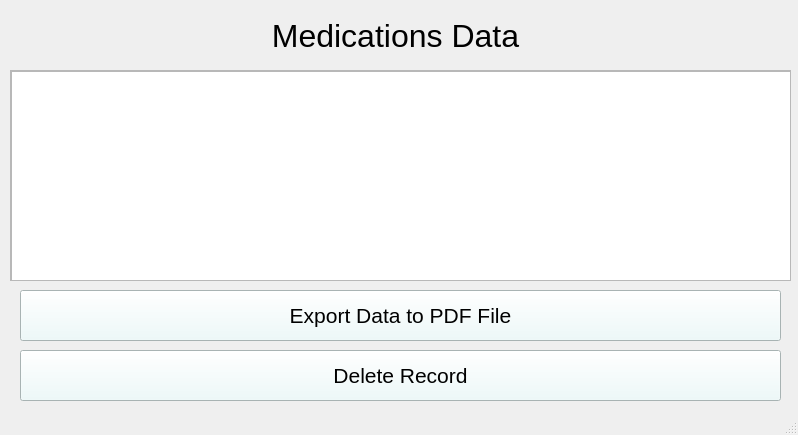
This is GUIui/medicationsData.ui in yahalomit/Drugs-Matching-Project as Qt 5 draws it before an edit. The edited form follows.
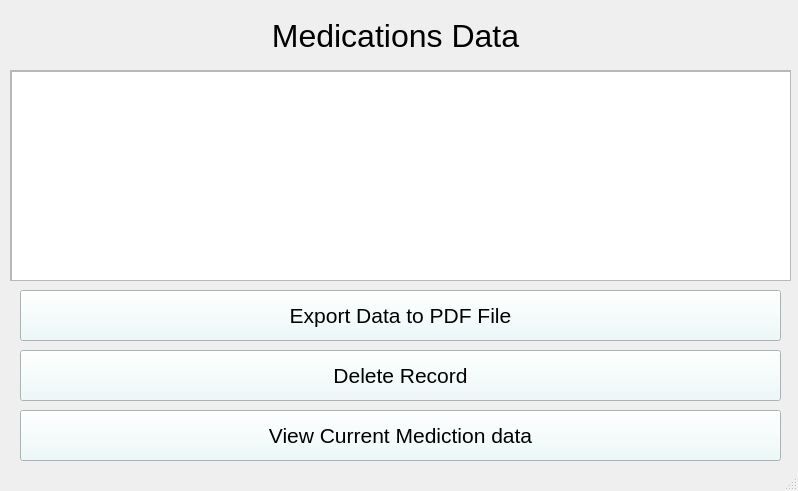
This is the edited form.

```diff
--- a/GUIui/medicationsData.ui
+++ b/GUIui/medicationsData.ui
@@ -7,7 +7,7 @@
     <x>0</x>
     <y>0</y>
     <width>798</width>
-    <height>435</height>
+    <height>491</height>
    </rect>
   </property>
   <property name="windowTitle">
@@ -110,6 +110,27 @@
      <string>Delete Record</string>
     </property>
    </widget>
+   <widget class="QPushButton" name="viewBtn">
+    <property name="geometry">
+     <rect>
+      <x>20</x>
+      <y>410</y>
+      <width>761</width>
+      <height>51</height>
+     </rect>
+    </property>
+    <property name="font">
+     <font>
+      <pointsize>16</pointsize>
+     </font>
+    </property>
+    <property name="styleSheet">
+     <string notr="true">background-color: rgb(235, 250, 250);</string>
+    </property>
+    <property name="text">
+     <string>View Current Mediction data</string>
+    </property>
+   </widget>
   </widget>
   <widget class="QStatusBar" name="statusbar"/>
  </widget>
```
